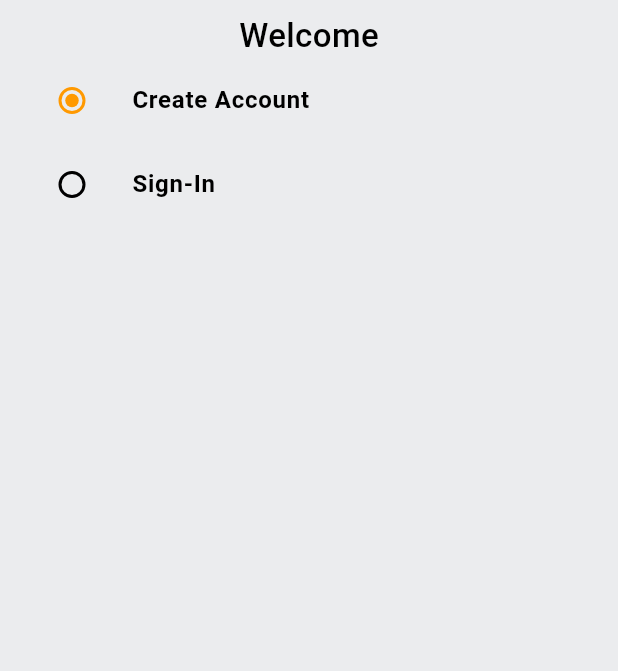
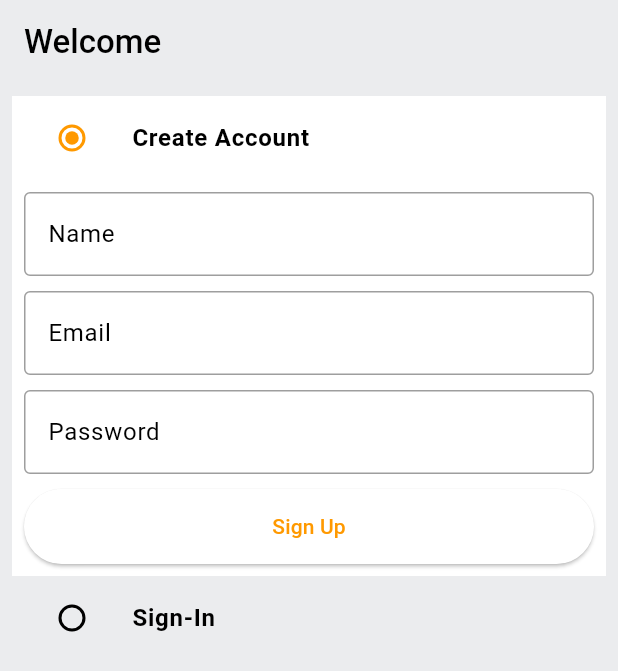
Before and after one commit to WhyC03/Amazon_Clone, a Flutter app: the screen it shows after launch, on a phone screen of 412 x 824 dp. Shown: the top 671 px of the screen. Run offline on Flutter 3.47's test engine with Material 3 defaults, Android fonts, the phone set to English and light mode, and no system bars.

Commit message:
Sign Up and Login Page UI Done

```diff
--- /dev/null
+++ b/lib/common/widgets/custom_button.dart
@@ -0,0 +1,22 @@
+import 'package:flutter/material.dart';
+
+class CustomButton extends StatelessWidget {
+  final String text;
+  final VoidCallback onTap;
+
+  const CustomButton({
+    super.key,
+    required this.text,
+    required this.onTap,
+  });
+
+  @override
+  Widget build(BuildContext context) {
+    return ElevatedButton(
+      onPressed: () {},
+      child: Text(text),
+      style: ElevatedButton.styleFrom(
+          minimumSize: const Size(double.infinity, 50)),
+    );
+  }
+}
--- a/lib/common/widgets/custom_textfield.dart
+++ b/lib/common/widgets/custom_textfield.dart
@@ -0,0 +1,28 @@
+import 'package:flutter/material.dart';
+
+class CustomTextfield extends StatelessWidget {
+  final TextEditingController controller;
+  final String hintText;
+  const CustomTextfield({super.key, required this.controller, required this.hintText});
+
+  @override
+  Widget build(BuildContext context) {
+    return TextFormField(
+      controller: controller,
+      decoration: InputDecoration(
+        hintText: hintText,
+        border: const OutlineInputBorder(
+          borderSide: BorderSide(
+            color: Colors.black38,
+          ),
+        ),
+        enabledBorder: const OutlineInputBorder(
+          borderSide: BorderSide(
+            color: Colors.black38,
+          ),
+        ),
+      ),
+      validator: (val) {},
+    );
+  }
+}
--- a/lib/features/auth/screens/auth_screen.dart
+++ b/lib/features/auth/screens/auth_screen.dart
@@ -1,3 +1,5 @@
+import 'package:amazon_clone/common/widgets/custom_button.dart';
+import 'package:amazon_clone/common/widgets/custom_textfield.dart';
 import 'package:amazon_clone/constants/global_variables.dart';
 import 'package:flutter/material.dart';
 
@@ -16,26 +18,45 @@ class AuthScreen extends StatefulWidget {
 
 class _AuthScreenState extends State<AuthScreen> {
   Auth _auth = Auth.signup;
-  final signUpformKey = GlobalKey<FormState>();
-  final signInformKey = GlobalKey<FormState>();
+  final _signUpFormKey = GlobalKey<FormState>();
+  final _signInFormKey = GlobalKey<FormState>();
+
+  final TextEditingController _emailController = TextEditingController();
+  final TextEditingController _passwordController = TextEditingController();
+  final TextEditingController _nameController = TextEditingController();
+
+  @override
+  void dispose() {
+    super.dispose();
+    _emailController.dispose();
+    _passwordController.dispose();
+    _nameController.dispose();
+  }
 
   @override
   Widget build(BuildContext context) {
     return Scaffold(
+      appBar: AppBar(
+        backgroundColor: GlobalVariables.greyBackgroundCOlor,
+        title: const Text(
+          "Welcome",
+          style: TextStyle(
+            fontSize: 22,
+            fontWeight: FontWeight.w500,
+          ),
+        ),
+      ),
       backgroundColor: GlobalVariables.greyBackgroundCOlor,
       body: SafeArea(
         child: Padding(
           padding: const EdgeInsets.all(8.0),
           child: Column(
+            crossAxisAlignment: CrossAxisAlignment.start,
             children: [
-              const Text(
-                "Welcome",
-                style: TextStyle(
-                  fontSize: 22,
-                  fontWeight: FontWeight.w500,
-                ),
-              ),
               ListTile(
+                tileColor: _auth == Auth.signup
+                    ? GlobalVariables.backgroundColor
+                    : GlobalVariables.greyBackgroundCOlor,
                 leading: Radio(
                   activeColor: GlobalVariables.secondaryColor,
                   value: Auth.signup,
@@ -54,13 +75,40 @@ class _AuthScreenState extends State<AuthScreen> {
                 ),
               ),
               if (_auth == Auth.signup)
-                Form(
-                  child: Column(
-                    children: [],
+                Container(
+                  padding: const EdgeInsets.all(8.0),
+                  color: GlobalVariables.backgroundColor,
+                  child: Form(
+                    key: _signUpFormKey,
+                    child: Column(
+                      children: [
+                        CustomTextfield(
+                          controller: _nameController,
+                          hintText: 'Name',
+                        ),
+                        const SizedBox(height: 10),
+                        CustomTextfield(
+                          controller: _emailController,
+                          hintText: 'Email',
+                        ),
+                        const SizedBox(height: 10),
+                        CustomTextfield(
+                          controller: _passwordController,
+                          hintText: 'Password',
+                        ),
+                        const SizedBox(height: 10),
+                        CustomButton(
+                          text: "Sign Up",
+                          onTap: () {},
+                        ),
+                      ],
+                    ),
                   ),
-                  key: signUpformKey,
                 ),
               ListTile(
+                tileColor: _auth == Auth.signin
+                    ? GlobalVariables.backgroundColor
+                    : GlobalVariables.greyBackgroundCOlor,
                 leading: Radio(
                   activeColor: GlobalVariables.secondaryColor,
                   value: Auth.signin,
@@ -77,7 +125,34 @@ class _AuthScreenState extends State<AuthScreen> {
                     fontWeight: FontWeight.bold,
                   ),
                 ),
-              )
+              ),
+              if (_auth == Auth.signin)
+                Container(
+                  padding: const EdgeInsets.all(8.0),
+                  color: GlobalVariables.backgroundColor,
+                  child: Form(
+                    key: _signInFormKey,
+                    child: Column(
+                      children: [
+                        const SizedBox(height: 10),
+                        CustomTextfield(
+                          controller: _emailController,
+                          hintText: 'Email',
+                        ),
+                        const SizedBox(height: 10),
+                        CustomTextfield(
+                          controller: _passwordController,
+                          hintText: 'Password',
+                        ),
+                        const SizedBox(height: 10),
+                        CustomButton(
+                          text: "Sign In",
+                          onTap: () {},
+                        ),
+                      ],
+                    ),
+                  ),
+                ),
             ],
           ),
         ),
```
Also changed, not shown: 3 other files.
